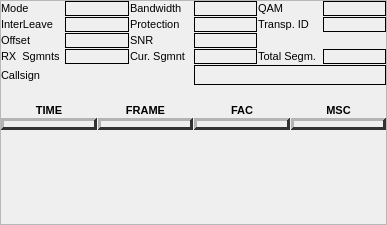
Qt form qsstv/qsstv/drmrx/drmstatusframe.ui (rafael2k/fonias_digital) before a commit.
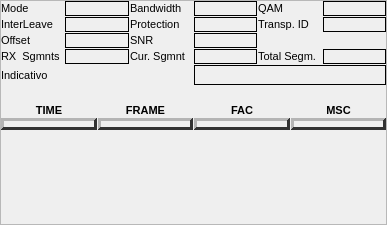
The same form after that commit. Custom widgets are drawn as their Qt base class.

Commit message: Advancing with bonitizing the interface.

```diff
--- a/qsstv/qsstv/drmrx/drmstatusframe.ui
+++ b/qsstv/qsstv/drmrx/drmstatusframe.ui
@@ -341,7 +341,7 @@
      <item>
       <widget class="QLabel" name="callsignLabel">
        <property name="text">
-        <string>Callsign</string>
+        <string>Indicativo</string>
        </property>
       </widget>
      </item>
```
Left out of the diff: 62 changed lines with no effect on the pictures. The commit also changes 4 other files.
